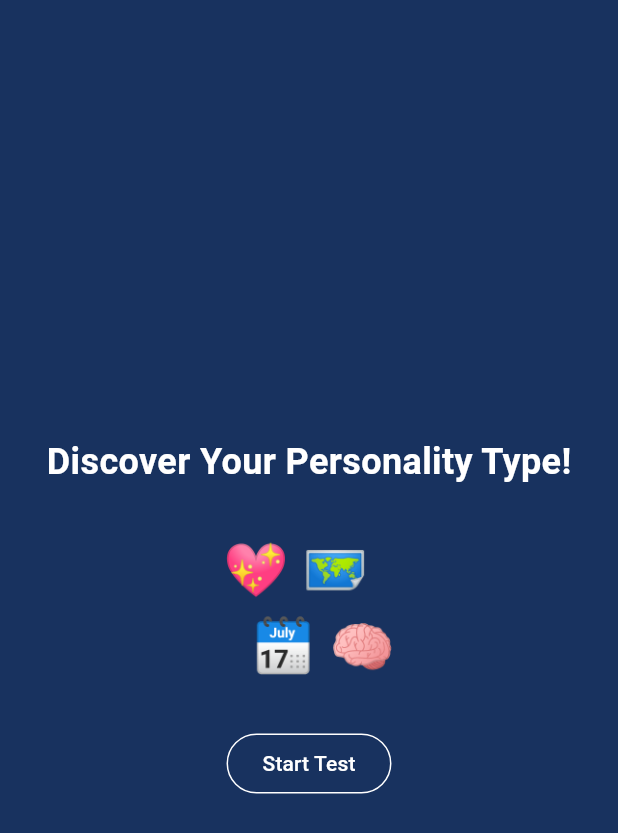
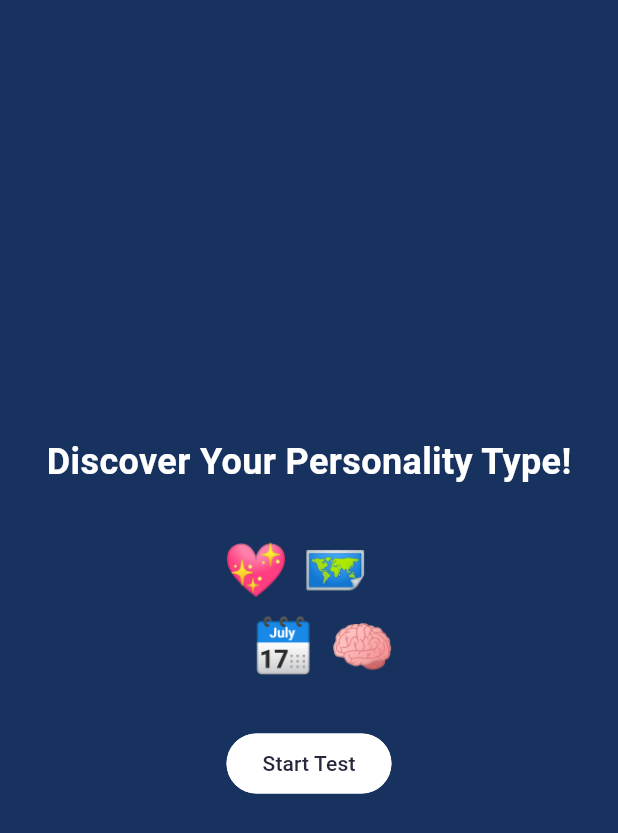
Before and after one commit to ZahraaSbaite/Assignment2, a Flutter app: the screen it shows after launch, on a phone screen of 412 x 824 dp. Shown: the top 833 px of the screen. Run offline on Flutter 3.47's test engine with Material 3 defaults, Android fonts, the phone set to English and light mode, and no system bars.

Commit message:
شرح مختصر للتغييرات

```diff
--- a/lib/screens/ResultScreen.dart
+++ b/lib/screens/ResultScreen.dart
@@ -44,13 +44,13 @@ class ResultScreen extends StatelessWidget {
             SizedBox(height: 30),
             OutlinedButton.icon(
               style: OutlinedButton.styleFrom(
+                backgroundColor: Colors.white,
                 side: const BorderSide(color: Colors.white),
               ),
               onPressed: onRestart,
-              icon: const Icon(Icons.restart_alt, color: Colors.white),
               label: const Text(
                 'Restart Test',
-                style: TextStyle(color: Colors.white),
+                style: TextStyle(color: Color.fromARGB(255, 30, 33, 53)),
               ),
             ),
           ],
--- a/lib/screens/StartScreen.dart
+++ b/lib/screens/StartScreen.dart
@@ -31,13 +31,13 @@ class StartScreen extends StatelessWidget {
             const SizedBox(height: 30),
             OutlinedButton.icon(
               style: OutlinedButton.styleFrom(
+                backgroundColor: Colors.white,
                 side: const BorderSide(color: Colors.white),
               ),
               onPressed: startQuiz,
-
               label: const Text(
                 'Start Test',
-                style: TextStyle(color: Colors.white),
+                style: TextStyle(color: Color.fromARGB(255, 39, 39, 61)),
               ),
             ),
           ],
```
